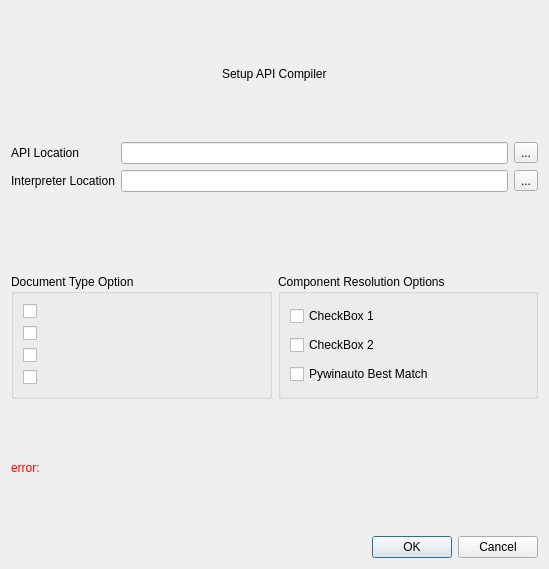
The window that src/gui/ui/apicompilerdialog.ui (facade-technologies-inc/facile) describes before a commit, drawn with Qt 5.
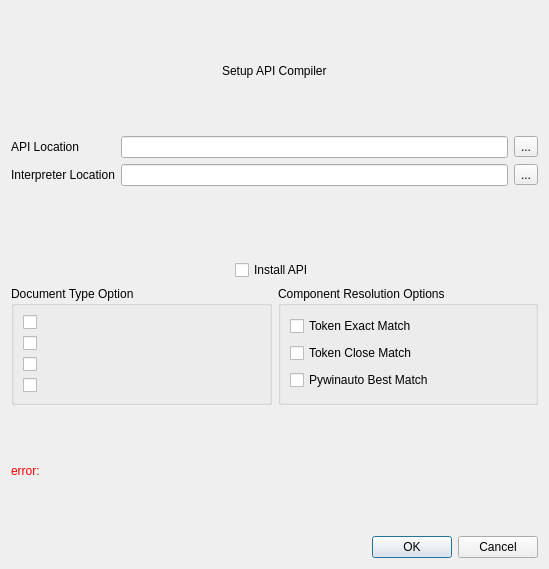
The same window after the commit. Icons and pictures are not drawn.

What changed in the file:
```diff
--- a/src/gui/ui/apicompilerdialog.ui
+++ b/src/gui/ui/apicompilerdialog.ui
@@ -97,6 +97,43 @@
      </item>
     </layout>
    </item>
+   <item>
+    <layout class="QHBoxLayout" name="horizontalLayout_5">
+     <item>
+      <spacer name="horizontalSpacer_3">
+       <property name="orientation">
+        <enum>Qt::Horizontal</enum>
+       </property>
+       <property name="sizeHint" stdset="0">
+        <size>
+         <width>40</width>
+         <height>20</height>
+        </size>
+       </property>
+      </spacer>
+     </item>
+     <item>
+      <widget class="QCheckBox" name="checkBoxInstallAPI">
+       <property name="text">
+        <string>Install API</string>
+       </property>
+      </widget>
+     </item>
+     <item>
+      <spacer name="horizontalSpacer_4">
+       <property name="orientation">
+        <enum>Qt::Horizontal</enum>
+       </property>
+       <property name="sizeHint" stdset="0">
+        <size>
+         <width>40</width>
+         <height>20</height>
+        </size>
+       </property>
+      </spacer>
+     </item>
+    </layout>
+   </item>
    <item>
     <layout class="QHBoxLayout" name="horizontalLayout_4">
      <item>
@@ -185,14 +222,14 @@
         <item>
          <widget class="QCheckBox" name="checkBox1">
           <property name="text">
-           <string>CheckBox 1</string>
+           <string>Token Exact Match</string>
           </property>
          </widget>
         </item>
         <item>
          <widget class="QCheckBox" name="checkBox2">
           <property name="text">
-           <string>CheckBox 2</string>
+           <string>Token Close Match</string>
           </property>
          </widget>
         </item>
```
Left out of the diff: 6 changed lines with no effect on the pictures.
